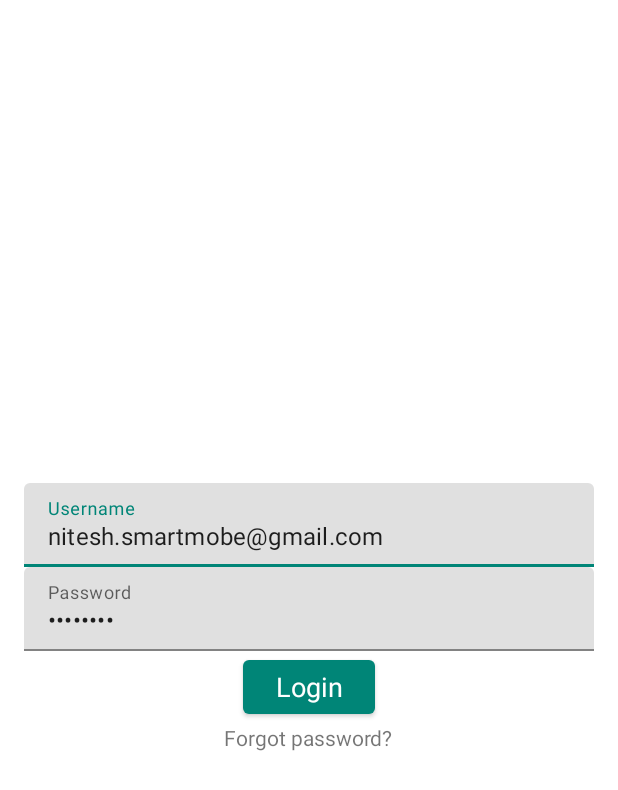
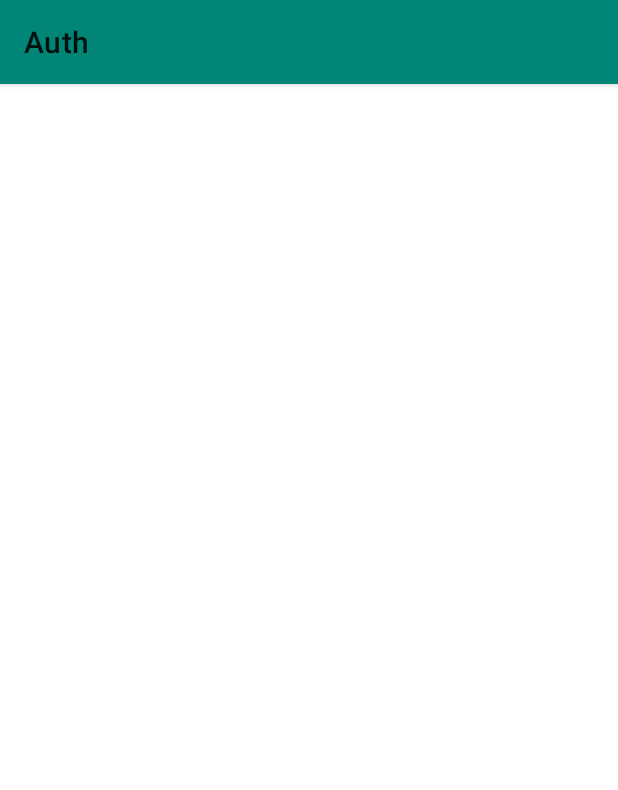
Before and after one commit to khadkarajesh/Auth, an Android app: the screen it shows after launch (LoginActivity before the commit, SignupActivity after it), on a phone screen of 412 x 824 dp. Shown: the top 790 px of the screen. Run offline under Robolectric (Android 15) with nearby library versions, the phone set to English and light mode, and no system bars; libraries missing offline, so code that uses them is left out: com.squareup.otto, org.koin.android, org.koin.androidx; 5 statements that could not run were skipped.

```diff
--- a/auth/build.gradle
+++ b/auth/build.gradle
@@ -47,4 +47,6 @@ dependencies {
     implementation deps.retrofit.coroutine_adapter
     implementation deps.retrofit.okhttp
     implementation deps.okhttp_logging_interceptor
+    implementation 'androidx.appcompat:appcompat:1.0.0-alpha1'
+    implementation 'androidx.constraintlayout:constraintlayout:1.1.2'
 }
--- a/auth/src/main/AndroidManifest.xml
+++ b/auth/src/main/AndroidManifest.xml
@@ -3,12 +3,16 @@
     package="com.smartmobe.auth">
 
     <uses-permission android:name="android.permission.INTERNET" />
+
     <application>
         <provider
             android:name=".AuthProvider"
             android:authorities="${applicationId}.AuthProvider"
             android:enabled="true"
             android:exported="false" />
+
         <activity android:name=".ui.login.LoginActivity" />
+        <activity android:name=".ui.signup.SignupActivity"></activity>
     </application>
+
 </manifest>
--- a/auth/src/main/java/com/smartmobe/auth/ui/login/LoginActivity.kt
+++ b/auth/src/main/java/com/smartmobe/auth/ui/login/LoginActivity.kt
@@ -1,5 +1,6 @@
 package com.smartmobe.auth.ui.login
 
+import android.content.Intent
 import android.os.Bundle
 import android.text.Editable
 import android.text.TextWatcher
@@ -7,6 +8,7 @@ import android.view.Window
 import android.view.WindowManager
 import com.smartmobe.auth.R
 import com.smartmobe.auth.base.activity.BaseActivity
+import com.smartmobe.auth.ui.signup.SignupActivity
 import com.smartmobe.kservice.data.rest.request.LoginBody
 import com.smartmobe.modulararchitecture.ui.login.LoginViewModel
 import kotlinx.android.synthetic.main.activity_login.*
@@ -19,6 +21,7 @@ class LoginActivity : BaseActivity<LoginViewModel>(LoginViewModel::class) {
     override fun onCreate(savedInstanceState: Bundle?) {
         makeFullScreen()
         super.onCreate(savedInstanceState)
+        startActivity(Intent(this, SignupActivity::class.java))
         login_btn_submit.isEnabled = isValid()
         login_edt_username.addTextChangedListener(object : TextWatcher {
             override fun afterTextChanged(s: Editable?) {
--- /dev/null
+++ b/auth/src/main/java/com/smartmobe/auth/ui/signup/SignupActivity.kt
@@ -0,0 +1,38 @@
+package com.smartmobe.auth.ui.signup
+
+import android.os.Bundle
+import android.view.View
+import androidx.appcompat.app.AppCompatActivity
+import com.smartmobe.auth.R
+import org.jetbrains.anko.*
+
+class SignupActivity : AppCompatActivity() {
+
+    override fun onCreate(savedInstanceState: Bundle?) {
+        super.onCreate(savedInstanceState)
+        setContentView(R.layout.activity_signup)
+
+        verticalLayout {
+            padding = dip(30)
+            editText {
+                hint = "Name"
+            }
+            editText {
+                hint = "Password"
+            }
+            button("Login") {
+            }
+        }
+
+        setOnclickListener {
+        }
+    }
+
+    fun doAsync(f: () -> Unit) {
+        Thread { f }.start()
+    }
+
+    fun setOnclickListener(listener: (View) -> Unit) {
+        listener
+    }
+}
--- /dev/null
+++ b/auth/src/main/res/layout/activity_signup.xml
@@ -0,0 +1,9 @@
+<?xml version="1.0" encoding="utf-8"?>
+<androidx.constraintlayout.widget.ConstraintLayout xmlns:android="http://schemas.android.com/apk/res/android"
+    xmlns:app="http://schemas.android.com/apk/res-auto"
+    xmlns:tools="http://schemas.android.com/tools"
+    android:layout_width="match_parent"
+    android:layout_height="match_parent"
+    tools:context=".ui.signup.SignupActivity">
+
+</androidx.constraintlayout.widget.ConstraintLayout>
```
Also changed, not shown: app/src/main/java/com/example/auth/App.kt (+4 -24 lines), auth/src/main/java/com/smartmobe/auth/extensions/GsonExtensions.kt (added, +21 -0 lines), auth/src/main/java/com/smartmobe/auth/ui/signup/SignupViewModel.kt (added, +9 -0 lines).
